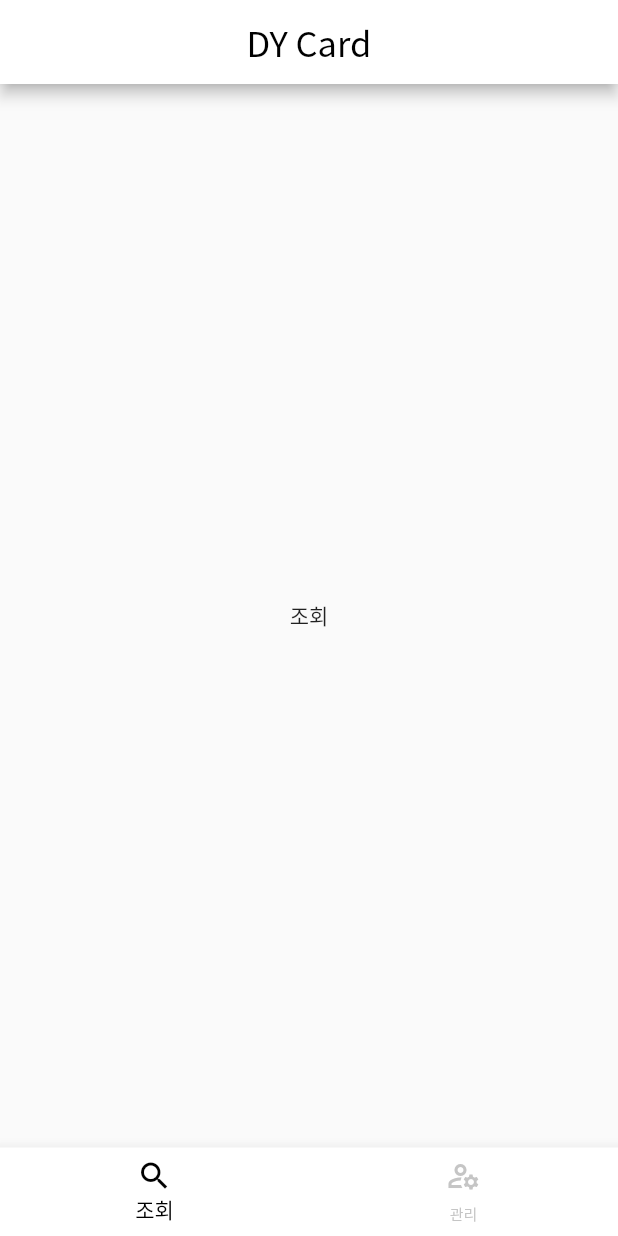
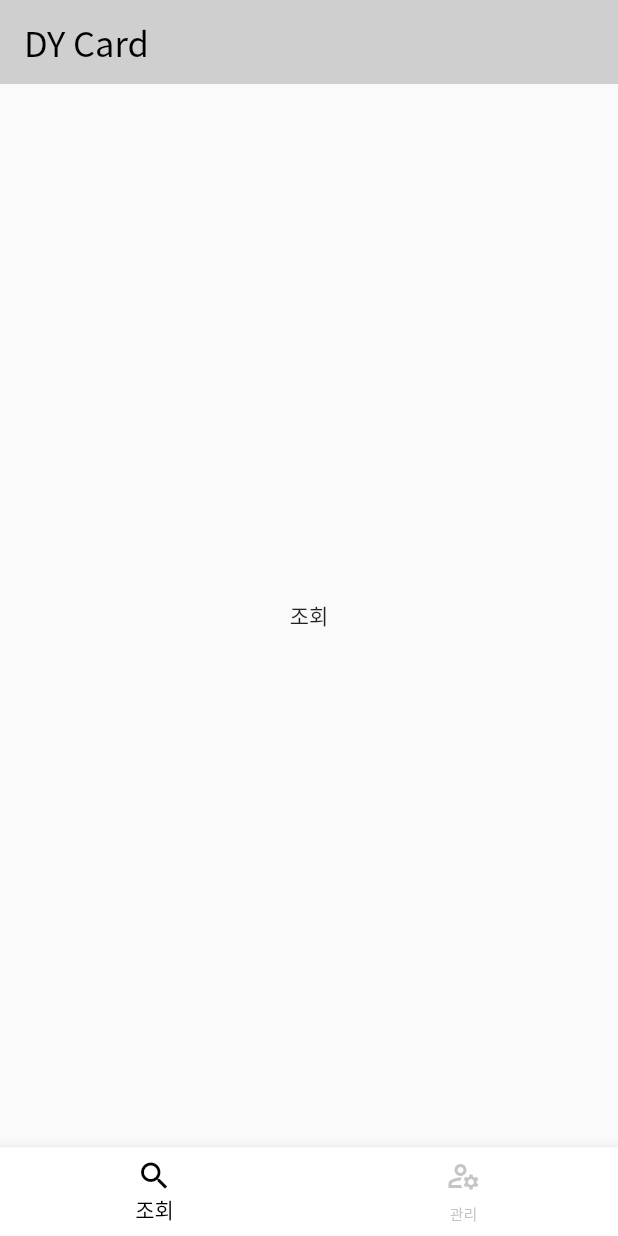
Before and after one commit to suk-6/dy_card, a Flutter app: the screen it shows after launch, on a phone screen of 412 x 824 dp. Run offline on Flutter 3.47's test engine with Material 2 defaults, Android fonts, the phone set to English and light mode, and no system bars; our stand-ins replace get.

Commit message:
Update elevation

```diff
--- a/lib/mainpage.dart
+++ b/lib/mainpage.dart
@@ -33,8 +33,9 @@ class _MainPageState extends State<MainPage> {
           style: TextStyle(
               fontFamily: "NotoSansKR", fontSize: 23, color: Colors.black),
         ),
-        centerTitle: true,
-        backgroundColor: Colors.white,
+        centerTitle: false,
+        elevation: 0.0,
+        backgroundColor: Color.fromARGB(255, 207, 207, 207),
       ),
       bottomNavigationBar: BottomNavigationBar(
         type: BottomNavigationBarType.fixed,
```
